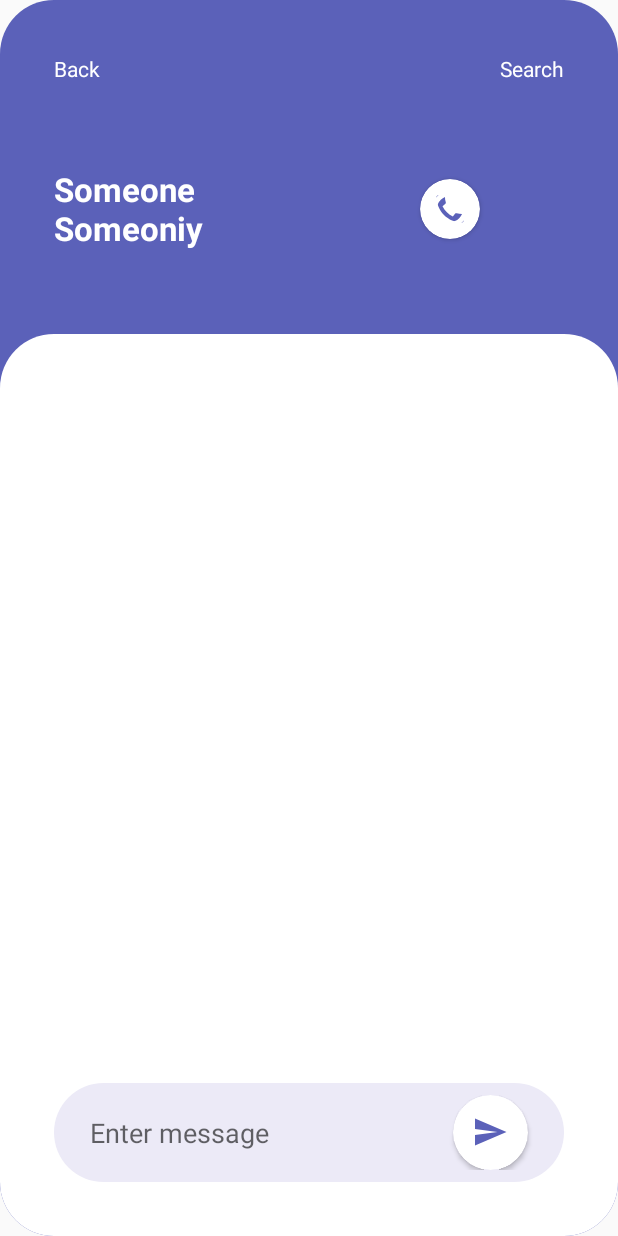
After one commit to Abdusamad98/DesignScreens, an Android app: the layout chat_screen.xml on its own in the app's theme, with its tools: preview values and no code run, on a phone screen of 412 x 824 dp. The commit adds this screen. Run offline under Robolectric (Android 15) with nearby library versions, the phone set to English and light mode, and no system bars.

Commit message:
chat screens

```diff
--- /dev/null
+++ b/app/src/main/res/drawable/back11.xml
@@ -0,0 +1,9 @@
+<?xml version="1.0" encoding="utf-8"?>
+<selector xmlns:android="http://schemas.android.com/apk/res/android">
+    <item>
+        <shape>
+            <corners android:radius="36dp"/>
+            <solid android:color="#5B61B9"/>
+        </shape>
+    </item>
+</selector>
--- /dev/null
+++ b/app/src/main/res/drawable/back12.xml
@@ -0,0 +1,9 @@
+<?xml version="1.0" encoding="utf-8"?>
+<selector xmlns:android="http://schemas.android.com/apk/res/android">
+    <item>
+        <shape>
+            <corners android:radius="36dp"/>
+            <solid android:color="#ECEAF7"/>
+        </shape>
+    </item>
+</selector>
--- /dev/null
+++ b/app/src/main/res/drawable/call_icon.xml
@@ -0,0 +1,9 @@
+<vector xmlns:android="http://schemas.android.com/apk/res/android"
+    android:width="24dp"
+    android:height="24dp"
+    android:viewportWidth="24"
+    android:viewportHeight="24">
+  <path
+      android:fillColor="#5B61B9"
+      android:pathData="M20.01,15.38c-1.23,0 -2.42,-0.2 -3.53,-0.56 -0.35,-0.12 -0.74,-0.03 -1.01,0.24l-1.57,1.97c-2.83,-1.35 -5.48,-3.9 -6.89,-6.83l1.95,-1.66c0.27,-0.28 0.35,-0.67 0.24,-1.02 -0.37,-1.11 -0.56,-2.3 -0.56,-3.53 0,-0.54 -0.45,-0.99 -0.99,-0.99H4.19C3.65,3 3,3.24 3,3.99 3,13.28 10.73,21 20.01,21c0.71,0 0.99,-0.63 0.99,-1.18v-3.45c0,-0.54 -0.45,-0.99 -0.99,-0.99z"/>
+</vector>
--- /dev/null
+++ b/app/src/main/res/drawable/search.xml
@@ -0,0 +1,10 @@
+<vector xmlns:android="http://schemas.android.com/apk/res/android"
+    android:width="24dp"
+    android:height="24dp"
+    android:viewportWidth="24"
+    android:viewportHeight="24"
+   >
+  <path
+      android:fillColor="#5B61B9"
+      android:pathData="M15.5,14h-0.79l-0.28,-0.27C15.41,12.59 16,11.11 16,9.5 16,5.91 13.09,3 9.5,3S3,5.91 3,9.5 5.91,16 9.5,16c1.61,0 3.09,-0.59 4.23,-1.57l0.27,0.28v0.79l5,4.99L20.49,19l-4.99,-5zM9.5,14C7.01,14 5,11.99 5,9.5S7.01,5 9.5,5 14,7.01 14,9.5 11.99,14 9.5,14z"/>
+</vector>
--- /dev/null
+++ b/app/src/main/res/drawable/send_message_icon.xml
@@ -0,0 +1,10 @@
+<vector xmlns:android="http://schemas.android.com/apk/res/android"
+    android:width="24dp"
+    android:height="24dp"
+    android:viewportWidth="24"
+    android:viewportHeight="24"
+    android:autoMirrored="true">
+  <path
+      android:fillColor="#5B61B9"
+      android:pathData="M2.01,21L23,12 2.01,3 2,10l15,2 -15,2z"/>
+</vector>
--- /dev/null
+++ b/app/src/main/res/drawable/video_icon.xml
@@ -0,0 +1,9 @@
+<vector xmlns:android="http://schemas.android.com/apk/res/android"
+    android:width="24dp"
+    android:height="24dp"
+    android:viewportWidth="24"
+    android:viewportHeight="24">
+  <path
+      android:fillColor="#5B61B9"
+      android:pathData="M17,10.5V7c0,-0.55 -0.45,-1 -1,-1H4c-0.55,0 -1,0.45 -1,1v10c0,0.55 0.45,1 1,1h12c0.55,0 1,-0.45 1,-1v-3.5l4,4v-11l-4,4z"/>
+</vector>
--- /dev/null
+++ b/app/src/main/res/layout/chat_contacts_screen.xml
@@ -0,0 +1,79 @@
+<?xml version="1.0" encoding="utf-8"?>
+<androidx.constraintlayout.widget.ConstraintLayout xmlns:android="http://schemas.android.com/apk/res/android"
+    android:layout_width="match_parent"
+    xmlns:app="http://schemas.android.com/apk/res-auto"
+    android:background="@drawable/back11"
+    android:layout_height="match_parent">
+
+
+
+    <androidx.constraintlayout.widget.Guideline
+        android:id="@+id/guideline"
+        android:layout_width="wrap_content"
+        android:layout_height="wrap_content"
+        android:orientation="horizontal"
+        app:layout_constraintEnd_toEndOf="parent"
+        app:layout_constraintGuide_percent="0.27"
+        app:layout_constraintStart_toStartOf="parent" />
+
+
+    <TextView
+        android:layout_width="wrap_content"
+        android:textStyle="bold"
+        android:id="@+id/title_text"
+        android:textSize="22sp"
+        android:layout_margin="36dp"
+        app:layout_constraintTop_toTopOf="parent"
+        app:layout_constraintLeft_toLeftOf="parent"
+        android:textColor="@color/white"
+        android:text="Chat with\n your friends"
+        android:layout_height="wrap_content"/>
+
+
+    <androidx.cardview.widget.CardView
+        android:id="@+id/search"
+        android:layout_width="60dp"
+        android:layout_margin="36dp"
+        android:layout_height="60dp"
+        android:elevation="12dp"
+        app:cardCornerRadius="36dp"
+        app:layout_constraintTop_toTopOf="@id/chat_contacts_top_list"
+        app:layout_constraintLeft_toLeftOf="parent"
+        app:layout_constraintBottom_toBottomOf="@id/chat_contacts_top_list"
+
+      >
+
+        <ImageView
+
+            android:contentDescription="@string/something"
+            android:layout_width="36dp"
+            android:layout_gravity="center"
+            android:layout_height="36dp"
+            android:background="@drawable/search"
+            android:src="@drawable/image_border_1" />
+
+    </androidx.cardview.widget.CardView>
+
+
+    <androidx.recyclerview.widget.RecyclerView
+        android:layout_width="0dp"
+        android:layout_marginLeft="10dp"
+        app:layout_constraintTop_toBottomOf="@id/title_text"
+        app:layout_constraintLeft_toRightOf="@id/search"
+        android:id="@+id/chat_contacts_top_list"
+        app:layout_constraintRight_toRightOf="parent"
+        android:layout_height="70dp"/>
+
+    <androidx.recyclerview.widget.RecyclerView
+        android:layout_width="match_parent"
+        android:padding="16dp"
+        android:id="@+id/chat_contacts_list"
+        android:background="@drawable/back5"
+        app:layout_constraintTop_toTopOf="@id/guideline"
+        app:layout_constraintBottom_toBottomOf="parent"
+        android:layout_height="0dp"/>
+
+
+
+
+</androidx.constraintlayout.widget.ConstraintLayout>
--- /dev/null
+++ b/app/src/main/res/layout/chat_screen.xml
@@ -0,0 +1,177 @@
+<?xml version="1.0" encoding="utf-8"?>
+<androidx.constraintlayout.widget.ConstraintLayout xmlns:android="http://schemas.android.com/apk/res/android"
+    android:layout_width="match_parent"
+    xmlns:app="http://schemas.android.com/apk/res-auto"
+    android:background="@drawable/back11"
+    android:layout_height="match_parent">
+
+
+
+    <androidx.constraintlayout.widget.Guideline
+        android:id="@+id/guideline"
+        android:layout_width="wrap_content"
+        android:layout_height="wrap_content"
+        android:orientation="horizontal"
+        app:layout_constraintEnd_toEndOf="parent"
+        app:layout_constraintGuide_percent="0.27"
+        app:layout_constraintStart_toStartOf="parent" />
+
+
+
+       <TextView
+           android:layout_width="wrap_content"
+           android:textColor="@color/white"
+           android:text="Search"
+           app:layout_constraintRight_toRightOf="parent"
+           android:layout_margin="36dp"
+           app:layout_constraintTop_toTopOf="parent"
+           android:layout_height="wrap_content"/>
+
+
+    <TextView
+        android:id="@+id/back"
+        android:layout_width="wrap_content"
+        android:textColor="@color/white"
+        app:layout_constraintLeft_toLeftOf="parent"
+        android:text="Back"
+        android:layout_margin="36dp"
+        app:layout_constraintTop_toTopOf="parent"
+        android:layout_height="wrap_content"/>
+
+
+    <TextView
+        android:layout_width="wrap_content"
+        android:textStyle="bold"
+        android:id="@+id/name_text"
+        android:textSize="22sp"
+        android:layout_margin="36dp"
+       app:layout_constraintTop_toBottomOf="@id/back"
+        app:layout_constraintBottom_toBottomOf="@id/guideline"
+        android:textColor="@color/white"
+        app:layout_constraintLeft_toLeftOf="parent"
+        android:text="Someone\nSomeoniy"
+        android:layout_height="wrap_content"/>
+
+
+    <androidx.cardview.widget.CardView
+        android:id="@+id/video_chat"
+        android:layout_width="40dp"
+        android:layout_margin="36dp"
+        android:layout_height="40dp"
+        android:elevation="12dp"
+        app:cardCornerRadius="36dp"
+        app:layout_constraintTop_toTopOf="@id/name_text"
+       app:layout_constraintRight_toRightOf="parent"
+        app:layout_constraintBottom_toBottomOf="@id/name_text"
+
+        >
+
+        <ImageView
+
+            android:contentDescription="@string/something"
+            android:layout_width="24dp"
+            android:layout_gravity="center"
+            android:layout_height="24dp"
+            android:background="@drawable/video_icon"
+            android:src="@drawable/image_border_1" />
+
+    </androidx.cardview.widget.CardView>
+
+
+
+
+    <androidx.cardview.widget.CardView
+        android:id="@+id/call"
+        android:layout_width="40dp"
+      android:layout_marginRight="16dp"
+        android:layout_height="40dp"
+        android:elevation="12dp"
+        app:cardCornerRadius="36dp"
+        app:layout_constraintTop_toTopOf="@id/name_text"
+app:layout_constraintRight_toLeftOf="@id/video_chat"        app:layout_constraintBottom_toBottomOf="@id/name_text"
+
+        >
+
+        <ImageView
+
+            android:contentDescription="@string/something"
+            android:layout_width="24dp"
+            android:layout_gravity="center"
+            android:layout_height="24dp"
+            android:background="@drawable/call_icon"
+            android:src="@drawable/image_border_1" />
+
+    </androidx.cardview.widget.CardView>
+
+
+
+
+
+
+
+    <View
+        android:layout_width="match_parent"
+        android:padding="16dp"
+        android:id="@+id/chat_view"
+        android:background="@drawable/back5"
+        app:layout_constraintTop_toTopOf="@id/guideline"
+        app:layout_constraintBottom_toBottomOf="parent"
+        android:layout_height="0dp"/>
+
+
+
+
+
+    <LinearLayout
+        android:id="@+id/layout_chatbox"
+        android:layout_width="0dp"
+        android:layout_margin="36dp"
+        android:layout_height="wrap_content"
+        android:orientation="horizontal"
+        android:minHeight="48dp"
+        android:padding="8dp"
+        android:background="@drawable/back12"
+        app:layout_constraintBottom_toBottomOf="parent"
+        app:layout_constraintRight_toRightOf="parent"
+        app:layout_constraintLeft_toLeftOf="parent">
+
+        <EditText
+            android:id="@+id/edittext_chatbox"
+            android:hint="Enter message"
+            android:background="@android:color/transparent"
+            android:layout_gravity="center"
+            android:layout_marginLeft="16dp"
+            android:layout_marginRight="16dp"
+            android:layout_width="0dp"
+            android:layout_weight="1"
+            android:layout_height="wrap_content"
+            android:maxLines="6"/>
+
+
+        <androidx.cardview.widget.CardView
+            android:layout_width="50dp"
+            android:layout_marginRight="16dp"
+            android:layout_height="50dp"
+            android:elevation="12dp"
+            app:cardCornerRadius="36dp"
+            app:layout_constraintTop_toTopOf="@id/name_text"
+            app:layout_constraintRight_toLeftOf="@id/video_chat"        app:layout_constraintBottom_toBottomOf="@id/name_text"
+
+            >
+
+            <Button
+                android:clickable="true"
+                android:contentDescription="@string/something"
+                android:layout_width="24dp"
+                android:layout_gravity="center"
+                android:layout_height="24dp"
+                android:background="@drawable/send_message_icon"
+                android:src="@drawable/image_border_1"
+                android:focusable="true" />
+
+        </androidx.cardview.widget.CardView>
+
+    </LinearLayout>
+
+
+</androidx.constraintlayout.widget.ConstraintLayout>
--- a/app/src/main/res/layout/layout_subscription_detail.xml
+++ b/app/src/main/res/layout/layout_subscription_detail.xml
@@ -24,7 +24,8 @@
         android:textSize="28sp"
         android:textStyle="bold"
         app:layout_constraintLeft_toLeftOf="parent"
-        app:layout_constraintTop_toBottomOf="@id/close" />
+        app:layout_constraintTop_toBottomOf="@id/close"
+        android:layout_marginStart="28dp" />
 
     <TextView
         android:id="@+id/title_under_text"
```
